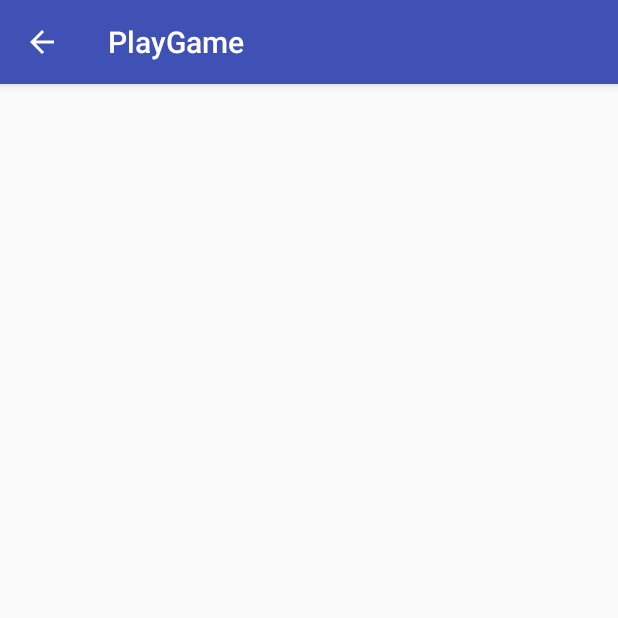
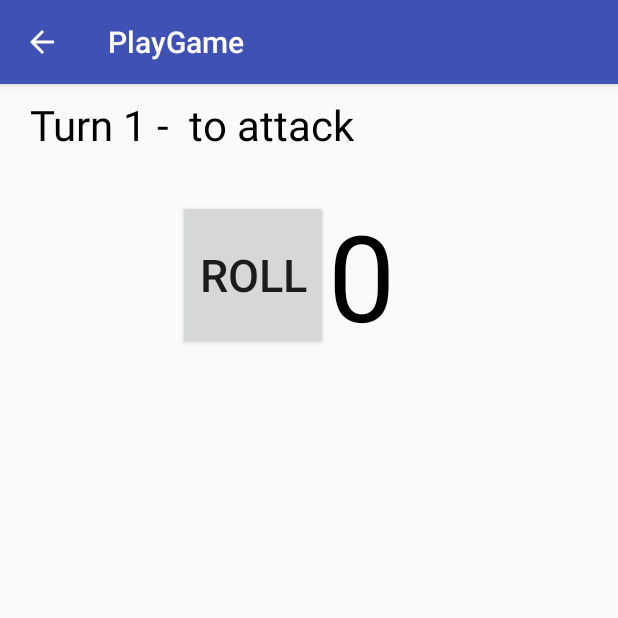
Before and after one commit to mueller04/DroidEverCraft, an Android app: the screen it shows after launch (PlayGame), after a tap on "GO TO PLAY", on a phone screen of 412 x 824 dp, the top half of it. Run offline under Robolectric (Android 15) with nearby library versions, the phone set to English and light mode, and no system bars.

Commit message:
lots of stuff added

```diff
--- a/app/src/main/java/com/example/mike/droidevercraft/Abilities.java
+++ b/app/src/main/java/com/example/mike/droidevercraft/Abilities.java
@@ -17,6 +17,12 @@ public class Abilities implements Serializable {
     private int wisdomScore = 10;
     private int intelligenceScore = 10;
     private int charismaScore = 10;
+
+//    private int testInt;
+//
+//    public int getTestInt(){
+//        return testInt;
+//    }
 
 
     //Getters and Setters
--- a/app/src/main/java/com/example/mike/droidevercraft/EverCraftCharacter.java
+++ b/app/src/main/java/com/example/mike/droidevercraft/EverCraftCharacter.java
@@ -30,6 +30,7 @@ public class EverCraftCharacter  {
 
 
     public EverCraftCharacter(String name, EverEnum.Alignment alignment){
+        //this.abilities = abilities;
         abilities = new Abilities();
         this.name = name;
         this.alignment = alignment;
@@ -393,6 +394,9 @@ public class EverCraftCharacter  {
     }
 
     public int getHitPoints(){
+        if (hitPoints < 0) {
+            hitPoints = 0;
+        }
         return hitPoints;
     }
 
--- a/app/src/main/java/com/example/mike/droidevercraft/MainActivity.java
+++ b/app/src/main/java/com/example/mike/droidevercraft/MainActivity.java
@@ -3,6 +3,7 @@ package com.example.mike.droidevercraft;
 import android.content.Intent;
 import android.support.v7.app.AppCompatActivity;
 import android.os.Bundle;
+import android.text.Editable;
 import android.util.Log;
 import android.view.View;
 import android.widget.EditText;
@@ -30,40 +31,31 @@ public class MainActivity extends AppCompatActivity {
     }
 
     public void saveCharacter1(View view){
+        textInput = (EditText) findViewById(R.id.character1_name_input);
+        everChar1 = saveCharacter(textInput);
+    }
 
+    public void saveCharacter2(View view){
+        textInput = (EditText) findViewById(R.id.character2_name_input);
+        everChar2 = saveCharacter(textInput);
+    }
 
-        //everChar2 = new EverCraftCharacter("name2", EverEnum.Alignment.Good);
-        //int hp = everChar1.getHitPoints();
-        //String hpStr = Integer.toString(hp);
-        //Log.d("before", hpStr);
-
-        textInput = (EditText) findViewById(R.id.name_input);
-        inputStr = textInput.getText().toString();
-
-        everChar1 = new EverCraftCharacter("testname", EverEnum.Alignment.Good);
-
-        //play.roll(everChar1, everChar2, 20);
-
-        //hp = everChar1.getHitPoints();
-        //hpStr = Integer.toString(hp);
-        //Log.d("after", hpStr);
-        //String nameStr = everChar1.getName();
-        //Log.d("name", nameStr);
+    public EverCraftCharacter saveCharacter(EditText editText){
+        inputStr = editText.getText().toString();
+        return new EverCraftCharacter(inputStr, EverEnum.Alignment.Good);
     }
 
     public void goToPlay(View view) {
 
-        TestClass testName = new TestClass("bwahaha", EverEnum.Weapon.DAGGER);
-
         EverCraftCharacter everChar2;
-
-
 
         everChar2 = new EverCraftCharacter(inputStr, EverEnum.Alignment.Good);
 
         Intent intent = new Intent(this, PlayGame.class);
-        String characterSerialized = gs.toJson(everChar2);
-        intent.putExtra("characterOne", characterSerialized);
+        String character1Serialized = gs.toJson(everChar1);
+        String character2Serialized = gs.toJson(everChar2);
+        intent.putExtra("characterOne", character1Serialized);
+        intent.putExtra("characterTwo", character2Serialized);
         startActivity(intent);
     }
 
--- a/app/src/main/java/com/example/mike/droidevercraft/PlayGame.java
+++ b/app/src/main/java/com/example/mike/droidevercraft/PlayGame.java
@@ -15,6 +15,14 @@ import com.google.gson.Gson;
 public class PlayGame extends AppCompatActivity {
 
     Gson gs;
+    EverCraftCharacter everChar1;
+    EverCraftCharacter everChar2;
+    Play play;
+    private int turnCounter;
+    TextView turnTextView;
+    TextView rollNumberTextView;
+    TextView hitPointTextView;
+    TextView rollTurnDetailText;
 
     @Override
     protected void onCreate(Bundle savedInstanceState) {
@@ -24,20 +32,103 @@ public class PlayGame extends AppCompatActivity {
         setSupportActionBar(toolbar);
 
         Intent intent = getIntent();
-
         gs = new Gson();
-
+        play = new Play();
         getSupportActionBar().setDisplayHomeAsUpEnabled(true);
 
+        String everchar1Serialized = (String)intent.getStringExtra("characterOne");
+        everChar1 = gs.fromJson(everchar1Serialized, EverCraftCharacter.class);
+        String everchar2Serialized = (String)intent.getStringExtra("characterTwo");
+        everChar2 = gs.fromJson(everchar2Serialized, EverCraftCharacter.class);
 
-        String everchar1Serialized = (String)intent.getStringExtra("characterOne");
-        EverCraftCharacter newTest = gs.fromJson(everchar1Serialized, EverCraftCharacter.class);
-//
-       TextView priceTextView = (TextView) findViewById(R.id.activitymain_view);
+        turnCounter = 1;
 
-            priceTextView.setText(newTest.getName());
+        turnTextView = (TextView) findViewById(R.id.turnsummary_view);
+        String turnSummary = turnSummary(everChar1);
+        turnTextView.setText(String.valueOf(turnSummary));
 
+        rollNumberTextView = (TextView) findViewById(R.id.rollnumber_view);
+        hitPointTextView = (TextView) findViewById(R.id.playsummary_view);
+        rollTurnDetailText = (TextView) findViewById(R.id.playerdetail_view);
+    }
 
+    public void roll(View view){
+        String turnSummary;
+        String rollTurn;
+        int rollNum = getRollNumber();
+
+        if (turnCounter % 2 == 0){
+            turnSummary = turnSummary(everChar2);
+            rollTurn = rollTurn(everChar1, everChar2);
+            populateRollNumber(rollNum);
+        } else {
+            turnSummary = turnSummary(everChar1);
+            rollTurn = rollTurn(everChar2, everChar1);
+            populateRollNumber(rollNum);
+        }
+        String detailText = rollTurnDetail();
+        hitPointTextView.setText(String.valueOf(rollTurn));
+        turnTextView.setText(String.valueOf(turnSummary));
+        rollTurnDetailText.setText(detailText);
+    }
+
+    public String turnSummary(EverCraftCharacter attackingChar){
+        String turnString = "Turn ";
+        turnString += String.valueOf(turnCounter);
+        turnString += " - " + attackingChar.getName();
+        turnString += " to attack";
+
+        turnCounter++;
+        return turnString;
+    }
+
+    public String rollTurn(EverCraftCharacter attackingChar, EverCraftCharacter defendingChar){
+        int initialHitPoints = defendingChar.getHitPoints();
+        play.roll(defendingChar, attackingChar, 20);
+        String summaryText = String.valueOf(attackingChar.getName());
+        summaryText += " attacked ";
+        summaryText += String.valueOf(defendingChar.getName());
+        summaryText += " causing ";
+        summaryText += String.valueOf(initialHitPoints - defendingChar.getHitPoints());
+        summaryText += " damage";
+        return summaryText;
+    }
+
+    public String rollTurnDetail(){
+
+        String detailText = everChar1.getName();
+        detailText += "\n hit points: ";
+        detailText += everChar1.getHitPoints();
+        detailText += "\n level: ";
+        detailText += everChar1.getLevel();
+        detailText += "\n armor: ";
+        detailText += everChar1.getArmor();
+
+        detailText += "'\n\n ";
+        detailText += everChar2.getName();
+        detailText += "\n hit points: ";
+        detailText += everChar2.getHitPoints();
+        detailText += "\n level: ";
+        detailText += everChar2.getLevel();
+        detailText += "\n armor: ";
+        detailText += everChar2.getArmor();
+        return detailText;
+    }
+
+    public int getRollNumber(){
+        double minimumRoll = 1;
+        double rollNumber = minimumRoll + Math.random() * 19;
+        int returnNumber = (int)Math.round(rollNumber);
+        return returnNumber;
+    }
+
+    public void populateRollNumber(int rollNum){
+        rollNumberTextView.setText(String.valueOf(rollNum));
+    }
+
+    //Getters and Setters
+    public void setTurnCounter(int turnCounter){
+        this.turnCounter = turnCounter;
     }
 
 }
--- a/app/src/main/res/layout/activity_play_game.xml
+++ b/app/src/main/res/layout/activity_play_game.xml
@@ -23,13 +23,77 @@
 
     <include layout="@layout/content_play_game" />
 
-    <TextView
-        android:id="@+id/activitymain_view"
-        android:layout_marginTop="100dp"
-        android:layout_width="wrap_content"
+    <LinearLayout xmlns:android="http://schemas.android.com/apk/res/android"
+        android:layout_width="match_parent"
         android:layout_height="wrap_content"
-        android:textColor="#000000"
-        android:textSize="16dp"
-        android:text="0" />
+        android:layout_marginTop="40dp"
+        android:orientation="vertical">
+
+        <TextView
+            android:id="@+id/turnsummary_view"
+            android:layout_marginTop="24dp"
+            android:layout_width="wrap_content"
+            android:layout_height="wrap_content"
+            android:textColor="#000000"
+            android:layout_marginLeft="20dp"
+            android:textSize="28dp"
+            android:text="0" />
+
+    </LinearLayout>
+
+    <LinearLayout xmlns:android="http://schemas.android.com/apk/res/android"
+        android:layout_width="match_parent"
+        android:layout_height="wrap_content"
+        android:layout_marginTop="130dp"
+        android:gravity="center"
+        android:orientation="horizontal">
+
+        <Button
+            android:layout_width="100dp"
+            android:layout_height="100dp"
+            android:minHeight="0dp"
+            android:minWidth="0dp"
+            android:text="Roll"
+            android:textSize="30dp"
+            android:onClick="roll"/>
+
+        <TextView
+            android:id="@+id/rollnumber_view"
+            android:layout_marginRight="30dp"
+            android:layout_width="wrap_content"
+            android:layout_height="wrap_content"
+            android:textColor="#000000"
+            android:textSize="80dp"
+            android:text="0" />
+
+    </LinearLayout>
+
+    <LinearLayout xmlns:android="http://schemas.android.com/apk/res/android"
+        android:layout_width="match_parent"
+        android:layout_height="wrap_content"
+        android:layout_marginTop="230dp"
+        android:gravity="center"
+        android:orientation="vertical">
+
+        <TextView
+            android:id="@+id/playsummary_view"
+            android:layout_marginTop="5dp"
+            android:layout_width="wrap_content"
+            android:layout_height="wrap_content"
+            android:layout_marginLeft="30dp"
+            android:layout_marginRight="30dp"
+            android:textColor="#000000"
+            android:textSize="22dp" />
+
+        <TextView
+            android:id="@+id/playerdetail_view"
+            android:layout_marginTop="24dp"
+            android:layout_width="wrap_content"
+            android:layout_height="wrap_content"
+            android:textColor="#000000"
+            android:textSize="20dp" />
+
+    </LinearLayout>
+
 
 </android.support.design.widget.CoordinatorLayout>
```
Also changed, not shown: app/src/main/java/com/example/mike/droidevercraft/Play.java (+75 -77 lines), app/src/main/res/layout/activity_main.xml (+49 -5 lines), 2 other files.
